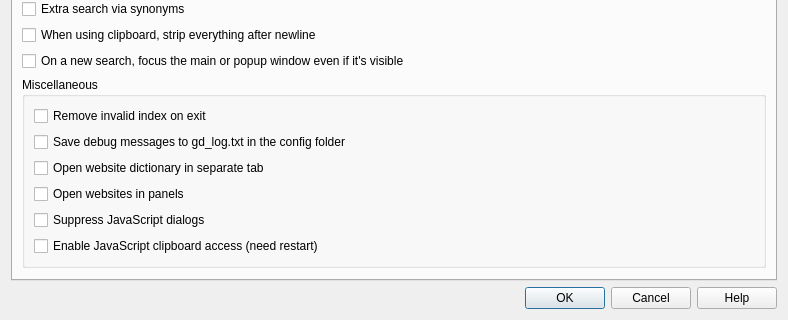
Above: src/ui/preferences.ui from wuyun-1921/goldendict-ng before the change; both pictures show x 0 to 788 and y 419 to 739 of the 788 by 739 pixel window. Below: the same form after it.
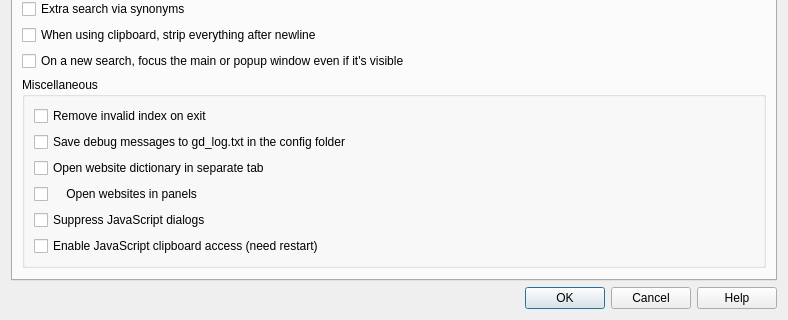
That is the form after the change. The open tabs and pages were chosen to show the change. Icons and pictures are not drawn.

Commit message: fix: indent open websites in panels as sub-entry

The edit to the form file:
```diff
--- a/src/ui/preferences.ui
+++ b/src/ui/preferences.ui
@@ -2007,7 +2007,7 @@
           <item>
            <widget class="QCheckBox" name="openWebsitesInPanel">
             <property name="text">
-             <string>Open websites in panels</string>
+             <string>    Open websites in panels</string>
             </property>
            </widget>
           </item>
```
